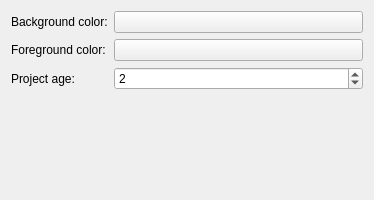
The window that src/settings.ui (erdies/kloudspeaker) describes before a commit, drawn with Qt 5.
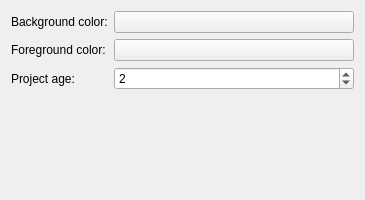
The same window after the commit. Custom widgets are drawn as their Qt base class.

What changed in the file:
```diff
--- a/src/settings.ui
+++ b/src/settings.ui
@@ -6,7 +6,7 @@
    <rect>
     <x>0</x>
     <y>0</y>
-    <width>374</width>
+    <width>365</width>
     <height>200</height>
    </rect>
   </property>
```
